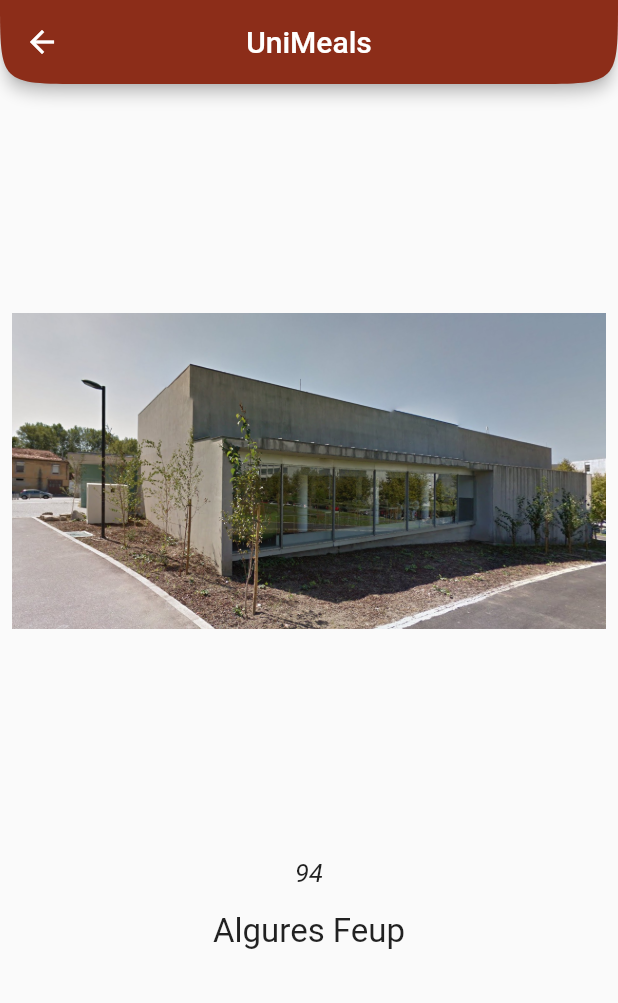
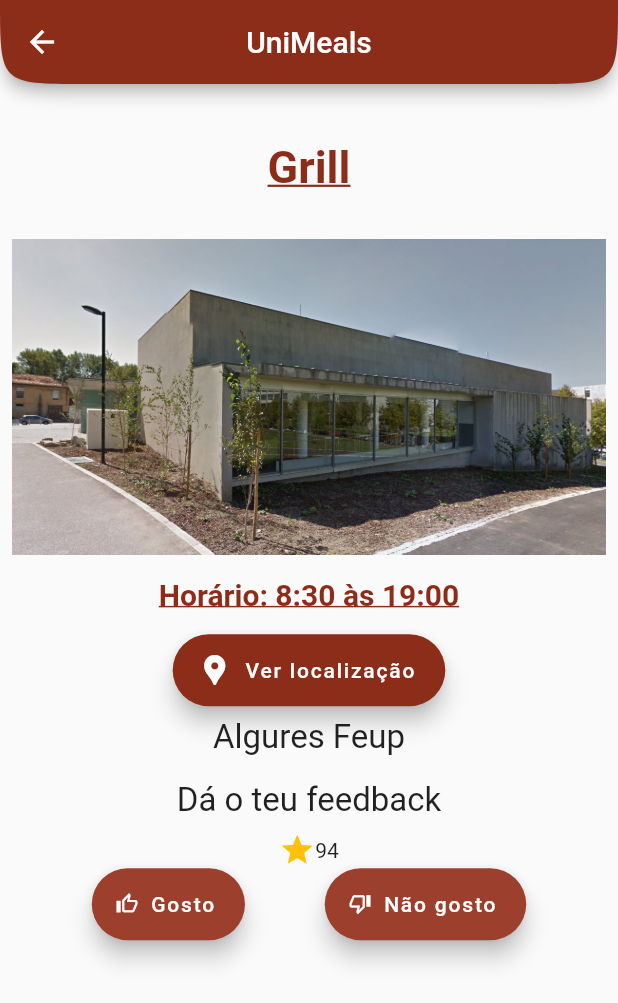
Before and after one commit to LEIC-ES-2021-22/2LEIC06T5, a Flutter app: the screen it shows after launch, after a tap on "Grill", on a phone screen of 412 x 824 dp. Shown: the top 1003 px of the screen. Run offline on Flutter 3.47's test engine with Material 2 defaults, Android fonts, the phone set to English and light mode, and no system bars.

Commit message:
Improved restaurant page design, didnt finish yet

```diff
--- a/unimeals/lib/view/restaurantPage.dart
+++ b/unimeals/lib/view/restaurantPage.dart
@@ -1,3 +1,5 @@
+import 'dart:io';
+
 import 'package:flutter/material.dart';
 import 'package:unimeals/constants/colors.dart';
 import 'package:unimeals/model/restaurants.dart';
@@ -17,26 +19,46 @@ class restaurantPage extends StatelessWidget {
         shape: ContinuousRectangleBorder(borderRadius: BorderRadius.only(
             bottomLeft: Radius.circular(60), bottomRight: Radius.circular(60))),
       ),
-      body: Padding(
+      body: Container(
         padding: const EdgeInsets.all(8.0),
         child: SingleChildScrollView(
           child: Column(
             mainAxisAlignment: MainAxisAlignment.center,
             children: [
-              Row(
-
+              Container( //apply margin and padding using Container Widget.
+                padding: EdgeInsets.all(30),
+                child: Text(
+                  restaurant.name,
+                  textAlign: TextAlign.center,
+                  style: TextStyle(
+                    fontWeight: FontWeight.bold,
+                    decoration: TextDecoration.underline,
+                    fontSize: 30,
+                    color: mainRed,  //
+                  ),
+                ),
               ),
               Image.asset(
                 restaurant.imageUrl,
-                height: 500,
               ),
               Padding(
-                padding: const EdgeInsets.all(8.0),
-                child: Text(
-                  restaurant.rating.toString(),
-                  textAlign: TextAlign.center,
-                  style: TextStyle(fontSize: 17.0, fontStyle: FontStyle.italic),
+                padding: const EdgeInsets.all(15.0),
+                child: Text('Horário: 8:30 às 19:00',
+                  style: TextStyle(
+                      fontWeight: FontWeight.bold,
+                      decoration: TextDecoration.underline,
+                      fontSize: 20,
+                      color: mainRed),
                 ),
+              ),
+              FloatingActionButton.extended(
+                label: Text('Ver localização'), // <-- Text
+                backgroundColor: mainRed,
+                icon: Icon( // <-- Icon
+                  Icons.location_pin,
+                  size: 24.0,
+                ),
+                onPressed: () {},
               ),
               Padding(
                 padding: const EdgeInsets.all(8.0),
@@ -46,6 +68,45 @@ class restaurantPage extends StatelessWidget {
                   style: TextStyle(fontSize: 22.0),
                 ),
               ),
+              Padding(
+                padding: const EdgeInsets.all(8.0),
+                child: Text(
+                  'Dá o teu feedback',
+                  textAlign: TextAlign.justify,
+                  style: TextStyle(fontSize: 22.0),
+                ),
+              ),
+              Row(
+                mainAxisAlignment: MainAxisAlignment.center,
+                children: [
+                  Icon(Icons.star,
+                      color: Colors.amber),
+                  Text(restaurant.rating.toString()),
+                ],
+              ),
+              Row(
+                mainAxisAlignment: MainAxisAlignment.spaceEvenly,
+                children: <Widget> [
+                  FloatingActionButton.extended(
+                    label: Text('Gosto'), // <-- Text
+                    backgroundColor: mainOrange,
+                    icon: Icon( // <-- Icon
+                      Icons.thumb_up_alt_outlined,
+                      size: 15.0,
+                    ),
+                    onPressed: () {},
+                  ),
+                  FloatingActionButton.extended(
+                    label: Text('Não gosto'), // <-- Text
+                    backgroundColor: mainOrange,
+                    icon: Icon( // <-- Icon
+                      Icons.thumb_down_alt_outlined,
+                      size: 15.0,
+                    ),
+                    onPressed: () {},
+                  ),
+                ],
+              )
             ],
           ),
         ),
```
